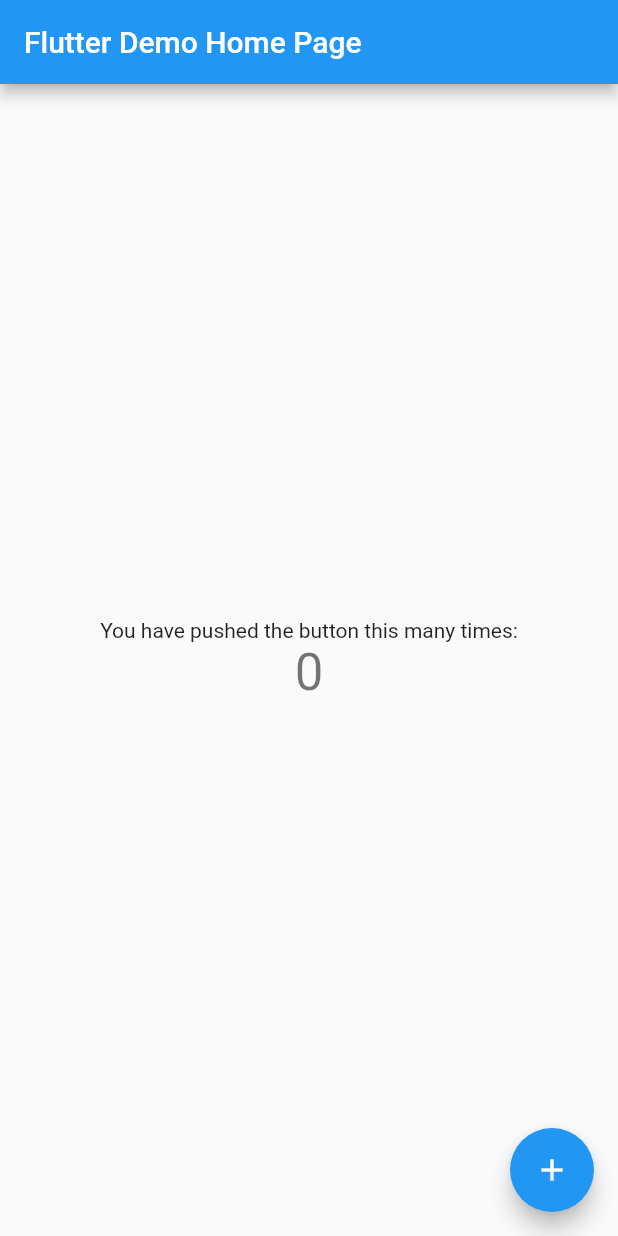
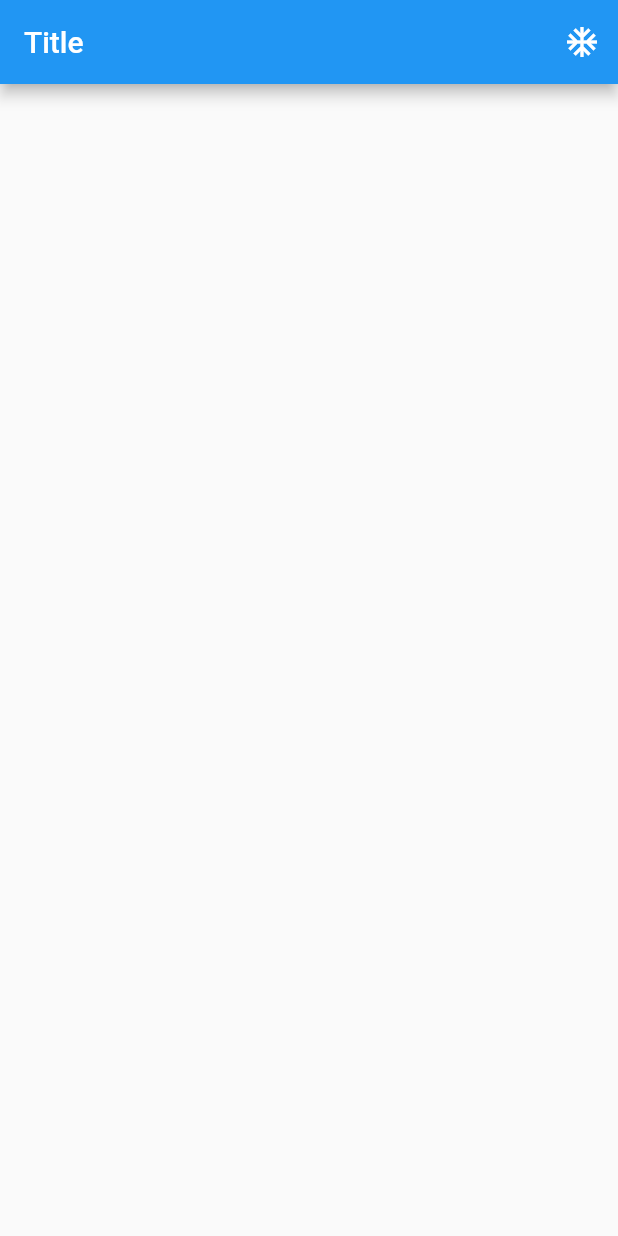
Before and after one commit to AtillaPehlivan/soru-cevap-app, a Flutter app: the screen it shows after launch, on a phone screen of 412 x 824 dp. Run offline on Flutter 3.47's test engine with Material 2 defaults, Android fonts, the phone set to English and light mode, and no system bars.

```diff
--- a/lib/main.dart
+++ b/lib/main.dart
@@ -1,111 +1,26 @@
 import 'package:flutter/material.dart';
 
-void main() => runApp(MyApp());
+void main() {
+  runApp(Main());
+}
 
-class MyApp extends StatelessWidget {
-  // This widget is the root of your application.
+class Main extends StatefulWidget {
+  @override
+  _MainState createState() => _MainState();
+}
+
+class _MainState extends State<Main> {
   @override
   Widget build(BuildContext context) {
     return MaterialApp(
-      title: 'Flutter Demo',
-      theme: ThemeData(
-        // This is the theme of your application.
-        //
-        // Try running your application with "flutter run". You'll see the
-        // application has a blue toolbar. Then, without quitting the app, try
-        // changing the primarySwatch below to Colors.green and then invoke
-        // "hot reload" (press "r" in the console where you ran "flutter run",
-        // or simply save your changes to "hot reload" in a Flutter IDE).
-        // Notice that the counter didn't reset back to zero; the application
-        // is not restarted.
-        primarySwatch: Colors.blue,
+      home: Scaffold(
+        appBar: AppBar(
+          title: Text("Title"),
+          actions: <Widget>[
+            IconButton(icon: Icon(Icons.ac_unit), onPressed: () => {print("atilla")})
+          ],
+        ),
       ),
-      home: MyHomePage(title: 'Flutter Demo Home Page'),
     );
   }
 }
-
-class MyHomePage extends StatefulWidget {
-  MyHomePage({Key key, this.title}) : super(key: key);
-
-  // This widget is the home page of your application. It is stateful, meaning
-  // that it has a State object (defined below) that contains fields that affect
-  // how it looks.
-
-  // This class is the configuration for the state. It holds the values (in this
-  // case the title) provided by the parent (in this case the App widget) and
-  // used by the build method of the State. Fields in a Widget subclass are
-  // always marked "final".
-
-  final String title;
-
-  @override
-  _MyHomePageState createState() => _MyHomePageState();
-}
-
-class _MyHomePageState extends State<MyHomePage> {
-  int _counter = 0;
-
-  void _incrementCounter() {
-    setState(() {
-      // This call to setState tells the Flutter framework that something has
-      // changed in this State, which causes it to rerun the build method below
-      // so that the display can reflect the updated values. If we changed
-      // _counter without calling setState(), then the build method would not be
-      // called again, and so nothing would appear to happen.
-      _counter++;
-    });
-  }
-
-  @override
-  Widget build(BuildContext context) {
-    // This method is rerun every time setState is called, for instance as done
-    // by the _incrementCounter method above.
-    //
-    // The Flutter framework has been optimized to make rerunning build methods
-    // fast, so that you can just rebuild anything that needs updating rather
-    // than having to individually change instances of widgets.
-    return Scaffold(
-      appBar: AppBar(
-        // Here we take the value from the MyHomePage object that was created by
-        // the App.build method, and use it to set our appbar title.
-        title: Text(widget.title),
-      ),
-      body: Center(
-        // Center is a layout widget. It takes a single child and positions it
-        // in the middle of the parent.
-        child: Column(
-          // Column is also a layout widget. It takes a list of children and
-          // arranges them vertically. By default, it sizes itself to fit its
-          // children horizontally, and tries to be as tall as its parent.
-          //
-          // Invoke "debug painting" (press "p" in the console, choose the
-          // "Toggle Debug Paint" action from the Flutter Inspector in Android
-          // Studio, or the "Toggle Debug Paint" command in Visual Studio Code)
-          // to see the wireframe for each widget.
-          //
-          // Column has various properties to control how it sizes itself and
-          // how it positions its children. Here we use mainAxisAlignment to
-          // center the children vertically; the main axis here is the vertical
-          // axis because Columns are vertical (the cross axis would be
-          // horizontal).
-          mainAxisAlignment: MainAxisAlignment.center,
-          children: <Widget>[
-            Text(
-              'You have pushed the button this many times:',
-            ),
-            Text(
-              '$_counter',
-              style: Theme.of(context).textTheme.display1,
-            ),
-          ],
-        ),
-      ),
-      floatingActionButton: FloatingActionButton(
-        onPressed: _incrementCounter,
-        tooltip: 'Increment',
-        child: Icon(Icons.add),
-      ), // This trailing comma makes auto-formatting nicer for build methods.
-    );
-  }
-}
--- a/pubspec.yaml
+++ b/pubspec.yaml
@@ -14,11 +14,13 @@ description: A new Flutter project.
 version: 1.0.0+1
 
 environment:
-  sdk: ">=2.1.0 <3.0.0"
+  sdk: ">=2.2.0 <3.0.0"
 
 dependencies:
   flutter:
     sdk: flutter
+
+  firebase_auth: ^0.16.0
 
   # The following adds the Cupertino Icons font to your application.
   # Use with the CupertinoIcons class for iOS style icons.
```
Also changed, not shown: pubspec.lock, 6 other files.
